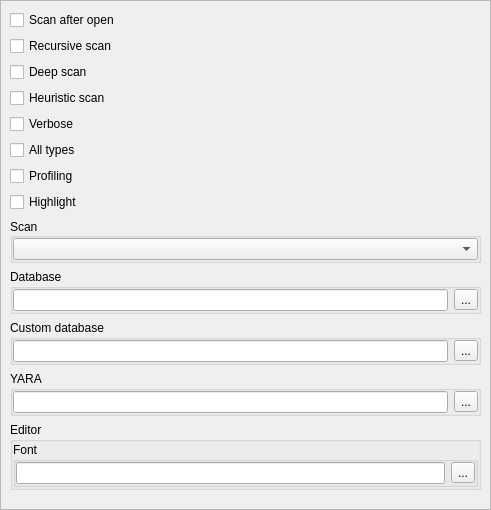
Before: the Qt Designer form dieoptionswidget.ui in horsicq/die_widget, drawn with Qt 5.
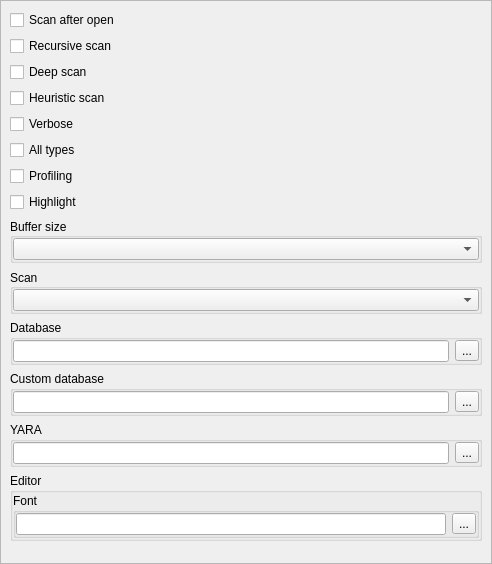
After: the same form once the commit is applied.

What changed in the file:
```diff
--- a/dieoptionswidget.ui
+++ b/dieoptionswidget.ui
@@ -6,8 +6,8 @@
    <rect>
     <x>0</x>
     <y>0</y>
-    <width>491</width>
-    <height>510</height>
+    <width>492</width>
+    <height>564</height>
    </rect>
   </property>
   <property name="windowTitle">
@@ -36,8 +36,8 @@
        <rect>
         <x>0</x>
         <y>0</y>
-        <width>489</width>
-        <height>508</height>
+        <width>490</width>
+        <height>562</height>
        </rect>
       </property>
       <layout class="QVBoxLayout" name="verticalLayout_3">
@@ -97,6 +97,40 @@
          </property>
         </widget>
        </item>
+       <item>
+        <widget class="QGroupBox" name="groupBoxBufferSize">
+         <property name="title">
+          <string>Buffer size</string>
+         </property>
+         <property name="alignment">
+          <set>Qt::AlignLeading|Qt::AlignLeft|Qt::AlignVCenter</set>
+         </property>
+         <layout class="QVBoxLayout" name="verticalLayout_10">
+          <property name="leftMargin">
+           <number>0</number>
+          </property>
+          <property name="topMargin">
+           <number>0</number>
+          </property>
+          <property name="rightMargin">
+           <number>0</number>
+          </property>
+          <property name="bottomMargin">
+           <number>0</number>
+          </property>
+          <item>
+           <widget class="QComboBox" name="comboBoxBufferSize">
+            <property name="minimumSize">
+             <size>
+              <width>200</width>
+              <height>0</height>
+             </size>
+            </property>
+           </widget>
+          </item>
+         </layout>
+        </widget>
+       </item>
        <item>
         <widget class="QGroupBox" name="groupBoxScanEngine">
          <property name="title">
```
